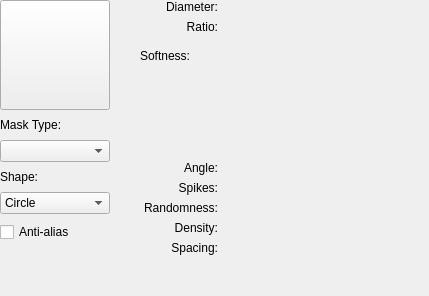
Before: the Qt Designer form plugins/paintops/libpaintop/forms/wdgautobrush.ui in KDE/krita, drawn with Qt 5.
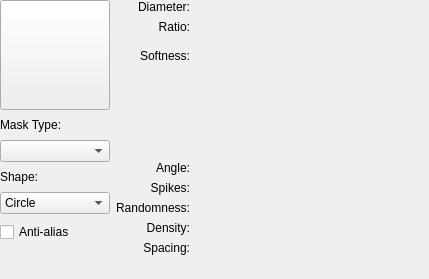
After: the same form once the commit is applied. The open tabs and pages were chosen to show the change. Custom widgets are drawn as their Qt base class.

Patch:
```diff
--- a/plugins/paintops/libpaintop/forms/wdgautobrush.ui
+++ b/plugins/paintops/libpaintop/forms/wdgautobrush.ui
@@ -7,7 +7,7 @@
     <x>0</x>
     <y>0</y>
     <width>429</width>
-    <height>296</height>
+    <height>279</height>
    </rect>
   </property>
   <property name="minimumSize">
@@ -144,39 +144,9 @@
     </spacer>
    </item>
    <item row="0" column="1">
-    <layout class="QGridLayout" name="gridLayout_2" columnstretch="0,0,0">
-     <item row="4" column="0">
-      <widget class="QLabel" name="lblSpikes">
-       <property name="text">
-        <string>Spikes:</string>
-       </property>
-       <property name="alignment">
-        <set>Qt::AlignRight|Qt::AlignTrailing|Qt::AlignVCenter</set>
-       </property>
-      </widget>
-     </item>
-     <item row="6" column="0">
-      <widget class="QLabel" name="lblDensity">
-       <property name="text">
-        <string>Density:</string>
-       </property>
-       <property name="alignment">
-        <set>Qt::AlignRight|Qt::AlignTrailing|Qt::AlignVCenter</set>
-       </property>
-      </widget>
-     </item>
-     <item row="1" column="0">
-      <widget class="QLabel" name="lblRatio">
-       <property name="text">
-        <string>Ratio:</string>
-       </property>
-       <property name="alignment">
-        <set>Qt::AlignRight|Qt::AlignTrailing|Qt::AlignVCenter</set>
-       </property>
-      </widget>
-     </item>
-     <item row="3" column="1" colspan="2">
-      <widget class="KisSliderSpinBox" name="inputAngle" native="true">
+    <layout class="QGridLayout" name="gridLayout_2" columnstretch="0,0,1">
+     <item row="0" column="1" colspan="2">
+      <widget class="KisDoubleSliderSpinBox" name="inputRadius" >
        <property name="minimumSize">
         <size>
          <width>200</width>
@@ -195,6 +165,29 @@
        </property>
       </widget>
      </item>
+     <item row="0" column="0">
+      <widget class="QLabel" name="lblDiameter">
+       <property name="text">
+        <string>Diameter:</string>
+       </property>
+       <property name="alignment">
+        <set>Qt::AlignRight|Qt::AlignTrailing|Qt::AlignVCenter</set>
+       </property>
+      </widget>
+     </item>
+     <item row="1" column="0">
+      <widget class="QLabel" name="lblRatio">
+       <property name="text">
+        <string>Ratio:</string>
+       </property>
+       <property name="alignment">
+        <set>Qt::AlignRight|Qt::AlignTrailing|Qt::AlignVCenter</set>
+       </property>
+      </widget>
+     </item>
+     <item row="1" column="1" colspan="2">
+      <widget class="KisDoubleSliderSpinBox" name="inputRatio" />
+     </item>
      <item row="2" column="0" colspan="3">
       <widget class="QStackedWidget" name="stackedWidget">
        <property name="sizePolicy">
@@ -336,19 +329,29 @@
        </widget>
       </widget>
      </item>
-     <item row="0" column="0">
-      <widget class="QLabel" name="lblDiameter">
+     <item row="5" column="0">
+      <widget class="QLabel" name="lblRandomness">
        <property name="text">
-        <string>Diameter:</string>
+        <string>Randomness:</string>
        </property>
        <property name="alignment">
         <set>Qt::AlignRight|Qt::AlignTrailing|Qt::AlignVCenter</set>
        </property>
       </widget>
      </item>
-     <item row="0" column="1" colspan="2">
-      <widget class="KisDoubleSliderSpinBox" name="inputRadius" native="true">
-       <property name="minimumSize">
+     <item row="4" column="0">
+      <widget class="QLabel" name="lblSpikes">
+       <property name="text">
+        <string>Spikes:</string>
+       </property>
+       <property name="alignment">
+        <set>Qt::AlignRight|Qt::AlignTrailing|Qt::AlignVCenter</set>
+       </property>
+      </widget>
+     </item>
+     <item row="3" column="1" colspan="2">
+      <widget class="KisSliderSpinBox" name="inputAngle" >
+        <property name="minimumSize">
         <size>
          <width>200</width>
          <height>0</height>
@@ -357,7 +360,23 @@
       </widget>
      </item>
      <item row="4" column="1" colspan="2">
-      <widget class="KisSliderSpinBox" name="inputSpikes" native="true"/>
+      <widget class="KisSliderSpinBox" name="inputSpikes" />
+     </item>
+     <item row="6" column="1" colspan="2">
+      <widget class="KisDoubleSliderSpinBox" name="density" />
+     </item>
+     <item row="5" column="1" colspan="2">
+      <widget class="KisDoubleSliderSpinBox" name="inputRandomness" />
+     </item>
+     <item row="6" column="0">
+      <widget class="QLabel" name="lblDensity">
+       <property name="text">
+        <string>Density:</string>
+       </property>
+       <property name="alignment">
+        <set>Qt::AlignRight|Qt::AlignTrailing|Qt::AlignVCenter</set>
+       </property>
+      </widget>
      </item>
      <item row="7" column="1" colspan="2">
       <widget class="KisSpacingSelectionWidget" name="spacingWidget" native="true"/>
@@ -372,25 +391,6 @@
        </property>
       </widget>
      </item>
-     <item row="5" column="1" colspan="2">
-      <widget class="KisDoubleSliderSpinBox" name="inputRandomness" native="true"/>
-     </item>
-     <item row="5" column="0">
-      <widget class="QLabel" name="lblRandomness">
-       <property name="text">
-        <string>Randomness:</string>
-       </property>
-       <property name="alignment">
-        <set>Qt::AlignRight|Qt::AlignTrailing|Qt::AlignVCenter</set>
-       </property>
-      </widget>
-     </item>
-     <item row="1" column="1" colspan="2">
-      <widget class="KisDoubleSliderSpinBox" name="inputRatio" native="true"/>
-     </item>
-     <item row="6" column="1" colspan="2">
-      <widget class="KisDoubleSliderSpinBox" name="density" native="true"/>
-     </item>
     </layout>
    </item>
   </layout>
@@ -402,12 +402,6 @@
    <header>kis_slider_spin_box.h</header>
    <container>1</container>
   </customwidget>
-  <customwidget>
-   <class>KisSpacingSelectionWidget</class>
-   <extends>QWidget</extends>
-   <header>kis_spacing_selection_widget.h</header>
-   <container>1</container>
-  </customwidget>
   <customwidget>
    <class>KoAspectButton</class>
    <extends>QWidget</extends>
@@ -426,6 +420,12 @@
    <header>widgets/kis_curve_widget.h</header>
    <container>1</container>
   </customwidget>
+  <customwidget>
+   <class>KisSpacingSelectionWidget</class>
+   <extends>QWidget</extends>
+   <header>kis_spacing_selection_widget.h</header>
+   <container>1</container>
+  </customwidget>
  </customwidgets>
  <resources/>
  <connections/>
```
Left out of the diff: 12 changed lines with no effect on the pictures.
